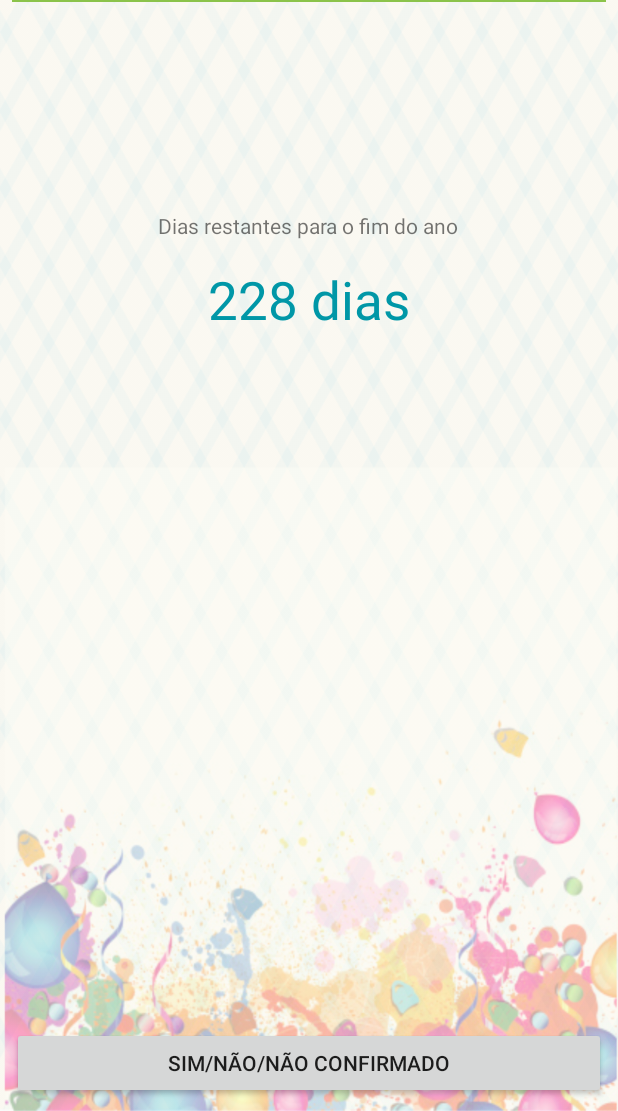
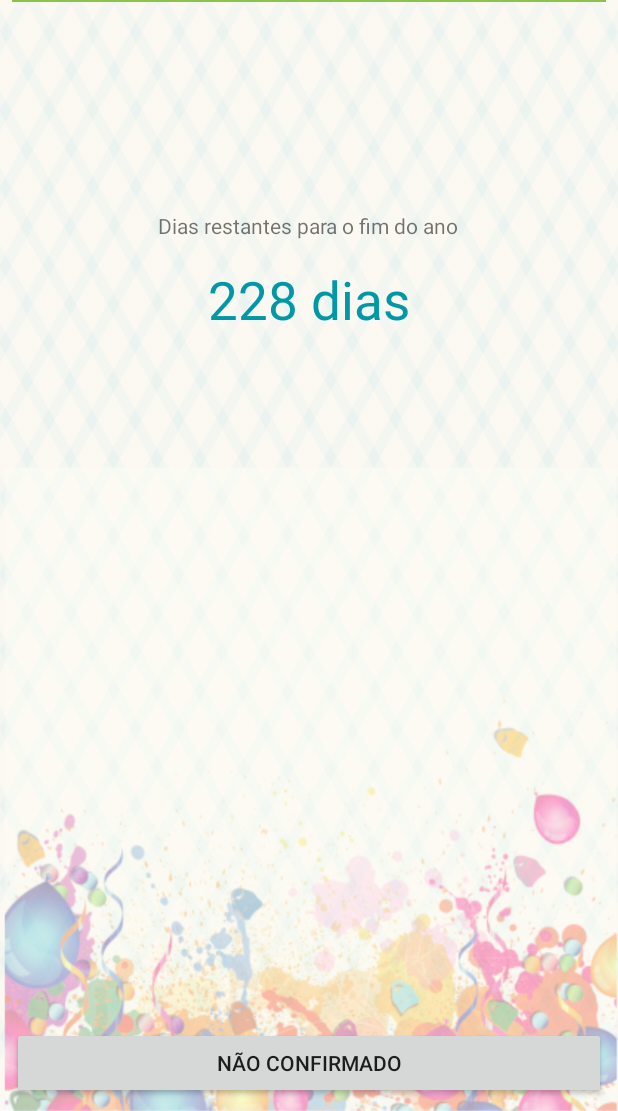
Before and after one commit to agostinho/FestaFimdeAno, an Android app: the screen it shows after launch (MainActivity), on a phone screen of 412 x 824 dp, the part 125-1236 px from its top. Run offline under Robolectric (Android 15) with nearby library versions, the phone set to English and light mode, and no system bars.

Commit message:
VERSION 1.0 BETA

```diff
--- /dev/null
+++ b/app/src/main/java/com/agostinhojr/festafimdeano/Constant/FimDeAnoConstants.java
@@ -0,0 +1,8 @@
+package com.agostinhojr.festafimdeano.Constant;
+
+public class FimDeAnoConstants {
+
+    public static String PRESENCE_KEY = "presenceKey";
+    public static String CONFIRMATION_YES = "yes";
+    public static String CONFIRMATION_NO = "no";
+}
--- a/app/src/main/java/com/agostinhojr/festafimdeano/view/MainActivity.java
+++ b/app/src/main/java/com/agostinhojr/festafimdeano/view/MainActivity.java
@@ -8,7 +8,9 @@
 
 import androidx.appcompat.app.AppCompatActivity;
 
+import com.agostinhojr.festafimdeano.Constant.FimDeAnoConstants;
 import com.agostinhojr.festafimdeano.R;
+import com.agostinhojr.festafimdeano.data.SecurityPreferences;
 
 import java.text.SimpleDateFormat;
 import java.util.Calendar;
@@ -17,6 +19,7 @@
 
     private ViewHolder mViewHolder = new ViewHolder();
     private static SimpleDateFormat SIMPLE_DATE_FORMAT = new SimpleDateFormat("dd/MM/yyyy");
+    private SecurityPreferences mSecurityPreferences;
 
     @Override
     protected void onCreate(Bundle savedInstanceState) {
@@ -29,14 +32,29 @@
 
         mViewHolder.buttonConfirm.setOnClickListener(this);
 
+        this.mSecurityPreferences = new SecurityPreferences(this);
+
         //Datas
         this.mViewHolder.textToday.setText(SIMPLE_DATE_FORMAT.format(Calendar.getInstance().getTime()));
         String daysLeft = String.format("%s %s", String.valueOf(this.getDaysLeft()), getString(R.string.dias));
         this.mViewHolder.TextDaysLeft.setText(daysLeft);
 
+        this.VerifyPresence();
+
     }
 
-    private int getDaysLeft() {
+    private void VerifyPresence() {
+        //não confirmado, sim, não
+        String presence = this.mSecurityPreferences.getStoredString(FimDeAnoConstants.PRESENCE_KEY);
+        if(presence.equals("")) {
+            this.mViewHolder.buttonConfirm.setText(getString(R.string.nao_confirmado));
+        } else if (presence.equals(FimDeAnoConstants.CONFIRMATION_YES)) {
+            this.mViewHolder.buttonConfirm.setText(getString(R.string.sim));
+        } else {
+            this.mViewHolder.buttonConfirm.setText(getString(R.string.nao));
+        }
+    }
+            private int getDaysLeft() {
         //Data de hoje
         Calendar calendarToday = Calendar.getInstance();
         int today = calendarToday.get(Calendar.DAY_OF_YEAR);
--- a/app/src/main/res/values/strings.xml
+++ b/app/src/main/res/values/strings.xml
@@ -3,4 +3,7 @@
     <string name="dias_restantes_para_o_fim_do_ano">Dias restantes para o fim do ano</string>
     <string name="voc_vai_participar">Você vai participar?</string>
     <string name="dias">dias</string>
+    <string name="nao_confirmado">Não Confirmado</string>
+    <string name="sim">Sim</string>
+    <string name="nao">Não</string>
 </resources>
```
Also changed, not shown: app/src/main/java/com/agostinhojr/festafimdeano/view/DetailsActivity.java (+25 -5 lines).
